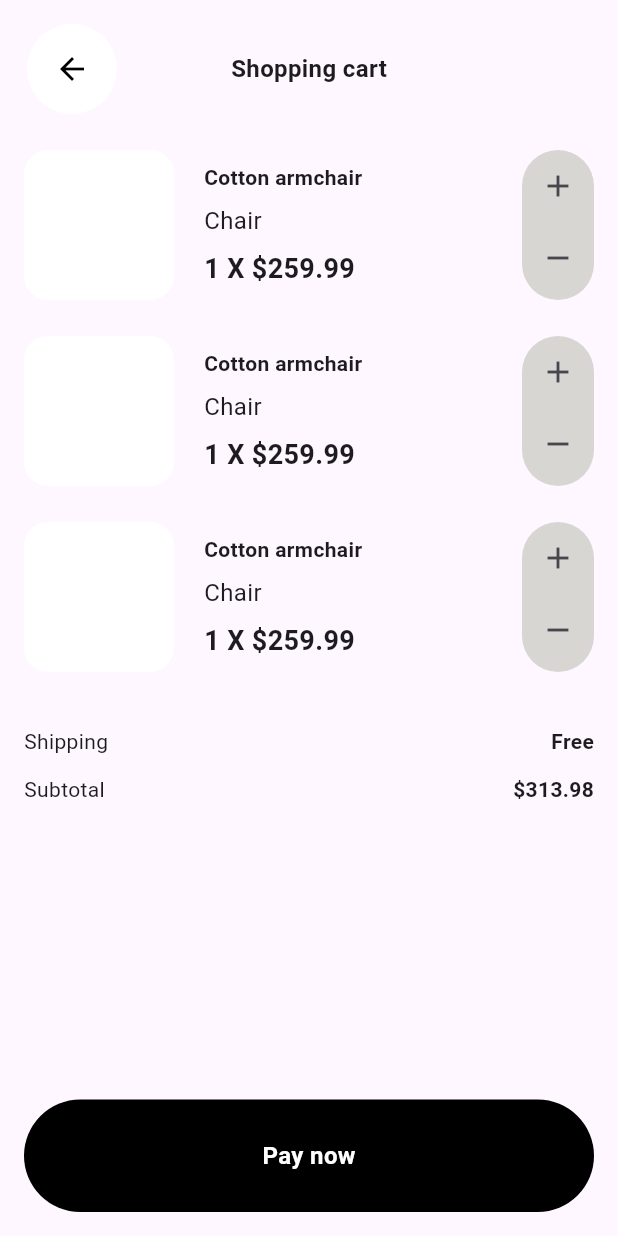
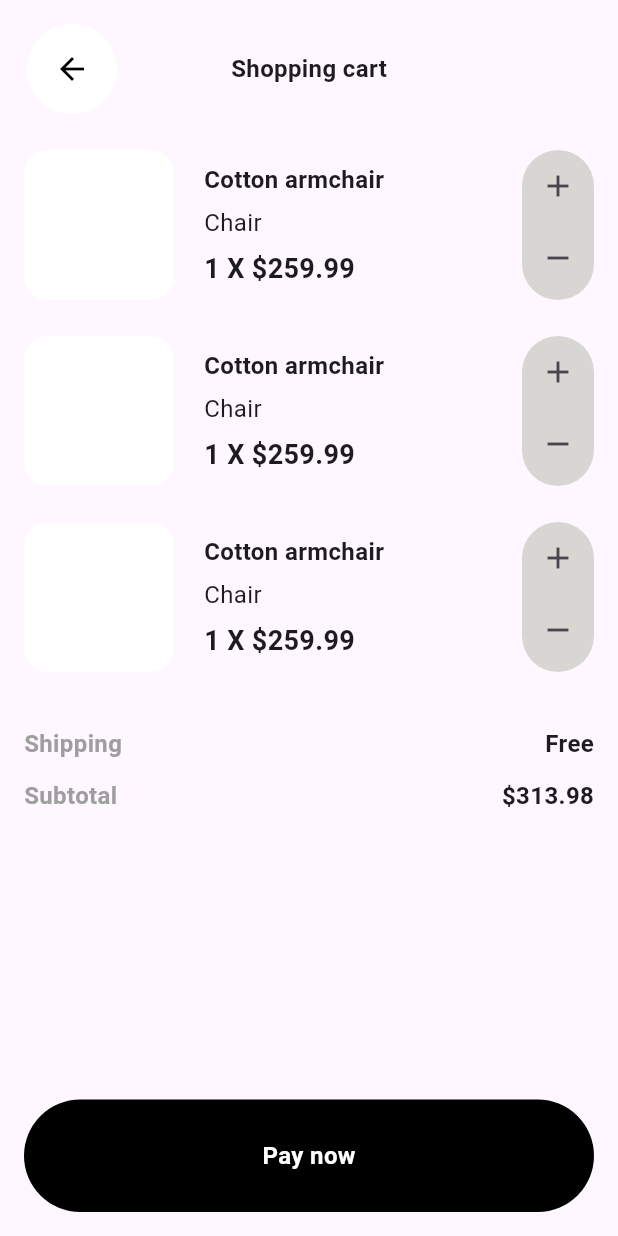
Before and after one commit to JAICHANGPARK/flutter_notebook_chapter_46, a Flutter app: the InteriorCartPage screen opened directly, on a phone screen of 412 x 824 dp. Run offline on Flutter 3.47's test engine with Material 3 defaults, Android fonts, the phone set to English and light mode, and no system bars; our stand-ins replace gap, hugeicons, readmore.

Commit message:
Update interior_cart_page.dart

```diff
--- a/lib/ep2330_interior_shopping_app/ui/interior_cart_page.dart
+++ b/lib/ep2330_interior_shopping_app/ui/interior_cart_page.dart
@@ -78,6 +78,7 @@ class _InteriorCartPageState extends State<InteriorCartPage> {
                                           "Cotton armchair",
                                           style: TextStyle(
                                             fontWeight: FontWeight.bold,
+                                            fontSize: 16,
                                           ),
                                         ),
                                         Text(
@@ -96,7 +97,6 @@ class _InteriorCartPageState extends State<InteriorCartPage> {
                                   ),
                                 ),
                                 Container(
-
                                   decoration: ShapeDecoration(
                                     shape: StadiumBorder(),
                                     color: Color.fromRGBO(216, 214, 210, 1),
@@ -122,20 +122,40 @@ class _InteriorCartPageState extends State<InteriorCartPage> {
                       Row(
                         mainAxisAlignment: MainAxisAlignment.spaceBetween,
                         children: [
-                          Text("Shipping"),
+                          Text(
+                            "Shipping",
+                            style: TextStyle(
+                              fontWeight: FontWeight.bold,
+                              fontSize: 16,
+                              color: Colors.grey,
+                            ),
+                          ),
                           Text(
                             "Free",
-                            style: TextStyle(fontWeight: FontWeight.bold),
+                            style: TextStyle(
+                              fontWeight: FontWeight.bold,
+                              fontSize: 16,
+                            ),
                           ),
                         ],
                       ),
                       Row(
                         mainAxisAlignment: MainAxisAlignment.spaceBetween,
                         children: [
-                          Text("Subtotal"),
+                          Text(
+                            "Subtotal",
+                            style: TextStyle(
+                              fontWeight: FontWeight.bold,
+                              fontSize: 16,
+                              color: Colors.grey,
+                            ),
+                          ),
                           Text(
                             "\$313.98",
-                            style: TextStyle(fontWeight: FontWeight.bold),
+                            style: TextStyle(
+                              fontWeight: FontWeight.bold,
+                              fontSize: 16,
+                            ),
                           ),
                         ],
                       ),
```
